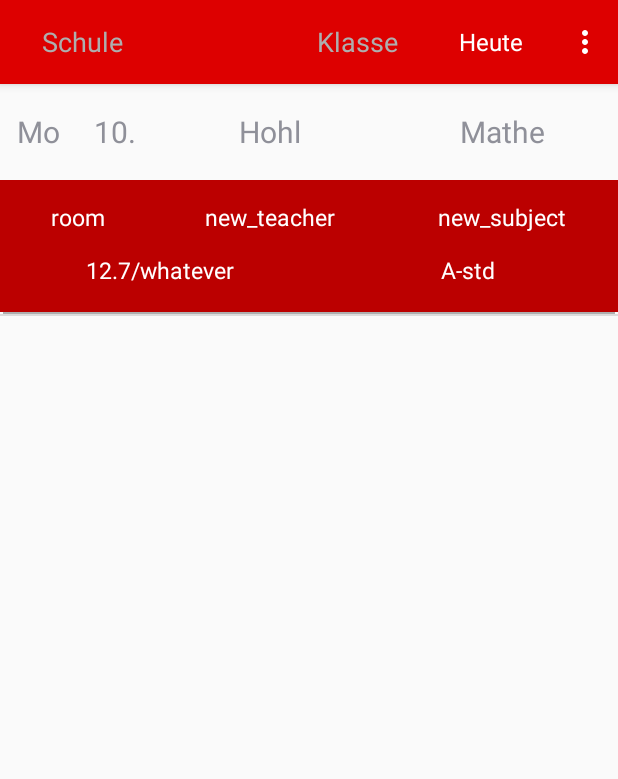
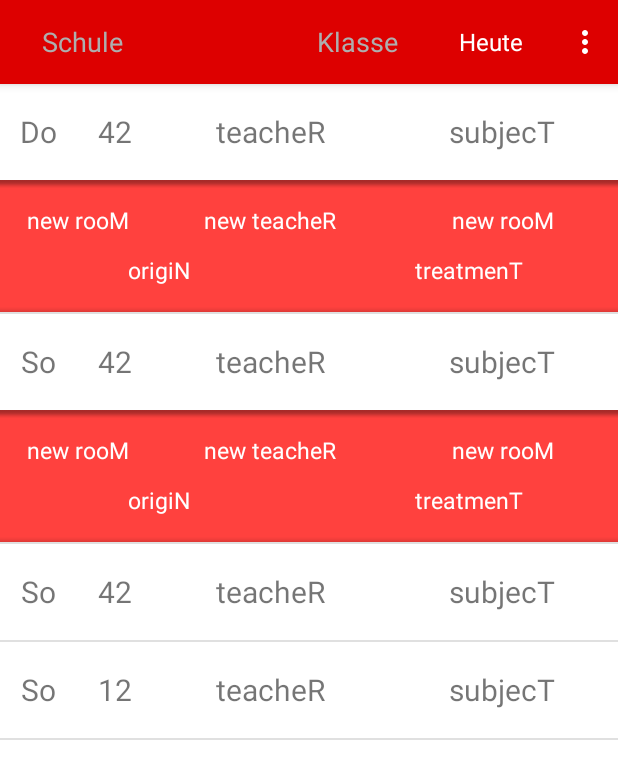
Before and after one commit to JBatzill/STPlan, an Android app: the screen it shows after launch (Main_Activity), in the options menu, after a tap on "EINSTELLUNGEN", on a phone screen of 412 x 824 dp. Shown: the top 779 px of the screen. Run offline under Robolectric (Android 15) with nearby library versions, the phone set to English and light mode, and no system bars.

Commit message:
finished adapter and open/close mechanism of schedule entries

```diff
--- a/client/android_app/Vertretungsplan/app/src/main/java/net/batzill/vertretungsplan/Main_Activity.java
+++ b/client/android_app/Vertretungsplan/app/src/main/java/net/batzill/vertretungsplan/Main_Activity.java
@@ -9,6 +9,7 @@ import android.view.Menu;
 import android.view.MenuItem;
 import android.view.MotionEvent;
 import android.view.View;
+import android.view.inputmethod.InputMethodManager;
 import android.widget.AdapterView;
 import android.widget.ArrayAdapter;
 import android.widget.AutoCompleteTextView;
@@ -28,10 +29,16 @@ public class Main_Activity extends Activity {
 
     private final int sdkVersion = Build.VERSION.SDK_INT;
 
-    private LinearLayout.LayoutParams paramExpanded = new LinearLayout.LayoutParams(0, LinearLayout.LayoutParams.MATCH_PARENT, 10f);
-    private LinearLayout.LayoutParams paramCollapsed_1 = new LinearLayout.LayoutParams(0, LinearLayout.LayoutParams.MATCH_PARENT, 1f);
-    private LinearLayout.LayoutParams paramCollapsed_2 = new LinearLayout.LayoutParams(0, LinearLayout.LayoutParams.MATCH_PARENT, 2f);
 
+    private LinearLayout.LayoutParams paramCollapsed_invis = new LinearLayout.LayoutParams(0, LinearLayout.LayoutParams.MATCH_PARENT, 0f);
+    private LinearLayout.LayoutParams paramCollapsed_small = new LinearLayout.LayoutParams(0, LinearLayout.LayoutParams.MATCH_PARENT, 1f);
+    private LinearLayout.LayoutParams paramCollapsed_big = new LinearLayout.LayoutParams(0, LinearLayout.LayoutParams.MATCH_PARENT, 2f);
+
+    private View focus_taker;
+    private LinearLayout actionBarLayout;
+    private AutoCompleteTextView txt_school;
+    private EditText txt_class;
+    private Spinner sp_day;
 
     @Override
     protected void onCreate(Bundle savedInstanceState) {
@@ -41,7 +48,7 @@ public class Main_Activity extends Activity {
         ActionBar actionBar = getActionBar();
         actionBar.setDisplayOptions(ActionBar.DISPLAY_SHOW_CUSTOM);
 
-        LinearLayout actionBarLayout = (LinearLayout)getLayoutInflater().inflate(R.layout.actionbar_layout, null);
+        actionBarLayout = (LinearLayout)getLayoutInflater().inflate(R.layout.actionbar_layout, null);
         ActionBar.LayoutParams params = new ActionBar.LayoutParams(
                 ActionBar.LayoutParams.MATCH_PARENT,
                 ActionBar.LayoutParams.MATCH_PARENT,
@@ -50,33 +57,38 @@ public class Main_Activity extends Activity {
         actionBar.setCustomView(actionBarLayout, params);
         actionBar.setDisplayHomeAsUpEnabled(false);
 
+        focus_taker = (View)this.findViewById(R.id.main_focus_taker);
+
+
         this.setListener();
     }
 
     private void setListener() {
-        final LinearLayout invis = (LinearLayout)this.findViewById(R.id.invisible);
 
-        final EditText txt_class = (EditText)this.findViewById(R.id.txt_class);
+        focus_taker.setOnFocusChangeListener(new View.OnFocusChangeListener() {
+            @Override
+            public void onFocusChange(View v, boolean hasFocus) {
+                if(hasFocus) {
+                    resetActionBar();
+                    hideKeyboard();
+                    v.setVisibility(View.GONE);
+                }
+            }
+        });
+
+        txt_class = (EditText)this.findViewById(R.id.txt_class);
         txt_class.setOnFocusChangeListener(new View.OnFocusChangeListener() {
             @Override
             public void onFocusChange(View v, boolean hasFocus) {
                 if (hasFocus) {
-                    txt_class.setLayoutParams(paramExpanded);
-                    if (sdkVersion >= Build.VERSION_CODES.LOLLIPOP) {
-                        txt_class.setTranslationZ(20);
-                    }
-                } else {
-                    txt_class.setLayoutParams(paramCollapsed_1);
-                    if (sdkVersion >= Build.VERSION_CODES.LOLLIPOP) {
-                        txt_class.setTranslationZ(0);
-                    }
+                    focusTextBox(v);
                 }
             }
         });
 
         //----------------------------------------------------------------------------------------------------
 
-        final AutoCompleteTextView txt_school = (AutoCompleteTextView)this.findViewById(R.id.txt_school);
+        txt_school = (AutoCompleteTextView)this.findViewById(R.id.txt_school);
 
         String[] countries = {"abcd", "efg", "ironman", "whatever", "superman"};
         ArrayAdapter<String> adapter_school = new ArrayAdapter<String>(this, R.layout.acomplete_drop_item_normal,countries);
@@ -86,31 +98,23 @@ public class Main_Activity extends Activity {
             @Override
             public void onFocusChange(View v, boolean hasFocus) {
                 if (hasFocus) {
-                    txt_school.setLayoutParams(paramExpanded);
-                    if (sdkVersion >= Build.VERSION_CODES.LOLLIPOP) {
-                        txt_school.setTranslationZ(20);
-                    }
-                } else {
-                    txt_school.setLayoutParams(paramCollapsed_2);
-                    if (sdkVersion >= Build.VERSION_CODES.LOLLIPOP) {
-                        txt_school.setTranslationZ(0);
-                    }
+                    focusTextBox(v);
                 }
             }
         });
 
         //----------------------------------------------------------------------------------------------------
-        final Spinner sp_day = (Spinner)this.findViewById(R.id.sp_day);
+        sp_day = (Spinner)this.findViewById(R.id.sp_day);
 
         ArrayAdapter<CharSequence> adapter_day = ArrayAdapter.createFromResource(this,
-                R.array.days_array, R.layout.spinner_item_normal);
+                R.array.date_search_array, R.layout.spinner_item_normal);
         adapter_day.setDropDownViewResource(R.layout.spinner_drop_item_normal);
         sp_day.setAdapter(adapter_day);
 
         sp_day.setOnTouchListener(new View.OnTouchListener() {
             @Override
             public boolean onTouch(View v, MotionEvent event) {
-                invis.requestFocus();
+                unfocusTextBoxes();
                 return false;
             }
         });
@@ -127,10 +131,84 @@ public class Main_Activity extends Activity {
 
         //------------------------------------------------------------------------------------------
         final ListView lv_schedule = (ListView)this.findViewById(R.id.lv_schedule);
-        ScheduleEntry data[] = new ScheduleEntry[]{ new ScheduleEntry("wg", new Date(100000), "11d", (short)42, "awef", "awef", "awef", "awef", "awef", "awef", "awef", "awef") };
-        ScheduleAdapter adapter_schedule = new ScheduleAdapter(getBaseContext(), data);
+        ScheduleEntry data[] = new ScheduleEntry[]{ new ScheduleEntry("wg", new Date(100000), "11d", (short)42, "subjecT", "teacheR", "new subjecT", "new teacheR", "new rooM", "origiN", "treatmenT", "reasoN"),
+                new ScheduleEntry("wg", new Date(System.currentTimeMillis()), "9e", (short)42, "subjecT", "teacheR", "new subjecT", "new teacheR", "new rooM", "origiN", "treatmenT", "reasoN"),
+                new ScheduleEntry("wg", new Date(System.currentTimeMillis()), "5a", (short)42, "subjecT", "teacheR", "new subjecT", "new teacheR", "new rooM", "origiN", "treatmenT", "reasoN"),
+                new ScheduleEntry("wg", new Date(System.currentTimeMillis()), "6a", (short)12, "subjecT", "teacheR", "new subjecT", "new teacheR", "new rooM", "origiN", "treatmenT", "reasoN")};
+        ScheduleAdapter adapter_schedule = new ScheduleAdapter(this, data);
         lv_schedule.setAdapter(adapter_schedule);
+
+        lv_schedule.setOnItemClickListener(new AdapterView.OnItemClickListener() {
+            @Override
+            public void onItemClick(AdapterView<?> parent, View view, int position, long id) {
+                LinearLayout vi = (LinearLayout)view.findViewById(R.id.schedule_row_extra);
+
+                if(vi.getVisibility() == View.VISIBLE) {
+                    vi.setVisibility(View.GONE);
+/*                    if (sdkVersion >= Build.VERSION_CODES.LOLLIPOP) {
+                        vi.setTranslationZ(-30);
+                    }*/
+                } else {
+                    vi.setVisibility(View.VISIBLE);
+//                    if (sdkVersion >= Build.VERSION_CODES.LOLLIPOP) {
+//                        vi.setTranslationZ(0);
+//                    }
+                }
+            }
+        });
     }
+
+    private void unfocusTextBoxes() {
+        focus_taker.requestFocus();
+    }
+
+    private void hideKeyboard() {
+        //hide keyboard
+        View view = this.getCurrentFocus();
+        if (view != null) {
+            InputMethodManager imm = (InputMethodManager)getSystemService(
+                    this.INPUT_METHOD_SERVICE);
+            imm.hideSoftInputFromWindow(view.getWindowToken(), 0);
+        }
+    }
+
+    private void resetActionBar() {
+        actionBarLayout.setPadding(0,0,0,0);
+
+        this.txt_school.setLayoutParams(paramCollapsed_big);
+        this.txt_class.setLayoutParams(paramCollapsed_small);
+        this.sp_day.setLayoutParams(paramCollapsed_small);
+
+       if (sdkVersion >= Build.VERSION_CODES.LOLLIPOP) {
+            this.txt_school.setTranslationZ(0);
+            this.txt_class.setTranslationZ(0);
+            this.sp_day.setTranslationZ(0);
+        }
+    }
+
+    private void focusTextBox(View view) {
+        this.resetActionBar();
+
+        int pt = this.pt_to_px(6);
+        actionBarLayout.setPadding(pt, pt, pt, pt);
+
+        this.txt_school.setLayoutParams(paramCollapsed_invis);
+        this.txt_class.setLayoutParams(paramCollapsed_invis);
+        this.sp_day.setLayoutParams(paramCollapsed_invis);
+
+        view.setLayoutParams(paramCollapsed_big);
+        if (sdkVersion >= Build.VERSION_CODES.LOLLIPOP) {
+            view.setTranslationZ(this.pt_to_px(5));
+        }
+
+        focus_taker.setVisibility(View.VISIBLE);
+    }
+
+    public int pt_to_px(float dp) {
+        float scale = getResources().getDisplayMetrics().density;
+        return (int) (dp*scale + 0.5f);
+    }
+
 
 
     @Override
--- a/client/android_app/Vertretungsplan/app/src/main/java/net/batzill/vertretungsplan/adapter/ScheduleAdapter.java
+++ b/client/android_app/Vertretungsplan/app/src/main/java/net/batzill/vertretungsplan/adapter/ScheduleAdapter.java
@@ -5,34 +5,42 @@ import android.view.LayoutInflater;
 import android.view.View;
 import android.view.ViewGroup;
 import android.widget.BaseAdapter;
+import android.widget.TextView;
 
 import net.batzill.vertretungsplan.R;
 import net.batzill.vertretungsplan.container.ScheduleEntry;
+
+import java.util.Date;
 
 /**
  * Created by Johannes on 05.07.2015.
  */
 public class ScheduleAdapter extends BaseAdapter {
 
+    public static String CONVERT_DATE(Context context, Date date) {
+        return context.getResources().getStringArray(R.array.day_shortcuts_array)[date.getDay()];
+    }
+
+
     Context context;
     ScheduleEntry[] data;
     private static LayoutInflater inflater = null;
 
     public ScheduleAdapter(Context context, ScheduleEntry[] data) {
+        this.data = data;
         this.context = context;
-        this.data = data;
         inflater = (LayoutInflater) context
                 .getSystemService(Context.LAYOUT_INFLATER_SERVICE);
     }
 
     @Override
     public int getCount() {
-        return data.length;
+        return this.data.length;
     }
 
     @Override
-    public Object getItem(int position) {
-        return data[position];
+    public ScheduleEntry getItem(int position) {
+        return this.data[position];
     }
 
     @Override
@@ -46,6 +54,35 @@ public class ScheduleAdapter extends BaseAdapter {
         if (vi == null)
             vi = inflater.inflate(R.layout.schedule_row, null);
 
+        ScheduleEntry entry = this.getItem(position);
+
+        final TextView lbl_day = (TextView)vi.findViewById(R.id.lbl_day);
+        lbl_day.setText(CONVERT_DATE(this.context, entry.get_date()));
+
+        final TextView lbl_hour = (TextView)vi.findViewById(R.id.lbl_hour);
+        lbl_hour.setText(String.valueOf(entry.get_time()));
+
+        final TextView lbl_teacher = (TextView)vi.findViewById(R.id.lbl_teacher);
+        lbl_teacher.setText(entry.get_teacher());
+
+        final TextView lbl_subject = (TextView)vi.findViewById(R.id.lbl_subject);
+        lbl_subject.setText(entry.get_subject());
+
+        final TextView lbl_new_subject = (TextView)vi.findViewById(R.id.lbl_new_subject);
+        lbl_new_subject.setText(entry.get_new_room());
+
+        final TextView lbl_new_room = (TextView)vi.findViewById(R.id.lbl_new_room);
+        lbl_new_room.setText(entry.get_new_room());
+
+        final TextView lbl_new_teacher = (TextView)vi.findViewById(R.id.lbl_new_teacher);
+        lbl_new_teacher.setText(entry.get_new_teacher());
+
+        final TextView lbl_origin = (TextView)vi.findViewById(R.id.lbl_origin);
+        lbl_origin.setText(entry.get_origin());
+
+        final TextView lbl_treatment = (TextView)vi.findViewById(R.id.lbl_treatment);
+        lbl_treatment.setText(entry.get_treatment());
+
 
         return vi;
     }
--- /dev/null
+++ b/client/android_app/Vertretungsplan/app/src/main/res/drawable/shadow_top.xml
@@ -0,0 +1,6 @@
+<?xml version="1.0" encoding="utf-8"?>
+
+<bitmap
+    xmlns:android="http://schemas.android.com/apk/res/android"
+    android:src="@drawable/shadow_top_img"
+    android:tileModeX="mirror" />
--- a/client/android_app/Vertretungsplan/app/src/main/res/layout/actionbar_layout.xml
+++ b/client/android_app/Vertretungsplan/app/src/main/res/layout/actionbar_layout.xml
@@ -3,13 +3,7 @@
 <LinearLayout xmlns:android="http://schemas.android.com/apk/res/android"
     android:layout_width="match_parent"
     android:layout_height="match_parent"
-    android:orientation="horizontal">
-
-    <LinearLayout
-        android:orientation="horizontal"
-        android:id="@+id/invisible"
-        android:focusable="true" android:focusableInTouchMode="true"
-        android:layout_width="0px" android:layout_height="0px"/>
+    android:orientation="horizontal" android:clipToPadding="false">
 
     <AutoCompleteTextView android:paddingLeft="12dp" android:paddingRight="6dp" android:singleLine="true" android:id="@+id/txt_school"  android:hint="@string/hint_school"
         android:textColorHint="@color/LightGray" android:background="@drawable/primary_color_animation"
--- a/client/android_app/Vertretungsplan/app/src/main/res/layout/activity_main_.xml
+++ b/client/android_app/Vertretungsplan/app/src/main/res/layout/activity_main_.xml
@@ -2,18 +2,22 @@
     xmlns:tools="http://schemas.android.com/tools"
     android:layout_width="match_parent"
     android:layout_height="match_parent"
-    tools:context=".Main_Activity"
-    android:clickable="true"
-    android:focusable="true"
-    android:focusableInTouchMode="true">
+    tools:context=".Main_Activity">
+
+    <View android:id="@+id/main_focus_taker"
+        android:elevation="50dp"
+        android:visibility="gone"
+        android:layout_width="fill_parent" android:layout_height="fill_parent"
+        android:layout_margin="0dp"
+        android:clickable="true"
+        android:focusable="true"
+        android:focusableInTouchMode="true" />
 
     <ListView
+        android:background="@android:color/white"
         android:id="@+id/lv_schedule"
         android:layout_width="match_parent"
-        android:layout_height="match_parent"
-        android:clickable="true"
-        android:focusable="true"
-        android:focusableInTouchMode="true">
+        android:layout_height="match_parent">
 
     </ListView>
 
--- a/client/android_app/Vertretungsplan/app/src/main/res/layout/schedule_row.xml
+++ b/client/android_app/Vertretungsplan/app/src/main/res/layout/schedule_row.xml
@@ -41,15 +41,19 @@
     </LinearLayout>
 
     <LinearLayout
-        android:visibility="visible"
+        android:id="@+id/schedule_row_extra"
+        android:visibility="gone"
         android:layout_width="match_parent"
         android:layout_height="88dp"
         android:orientation="vertical"
-        android:paddingTop="12dp"
-        android:paddingBottom="12dp"
-        android:background="@color/ColorPrimaryDark">
+        android:background="@color/ColorPrimaryBright">
 
-            <LinearLayout
+        <View
+            android:visibility="visible" android:layout_height="6dp"
+            android:layout_width="fill_parent" android:background="@drawable/shadow_bottom_img"
+            android:layout_marginBottom="4pt" />
+
+        <LinearLayout
                 android:layout_width="match_parent"
                 android:layout_height="0dp"
                 android:layout_weight="1"
@@ -113,9 +117,10 @@
                         android:layout_weight="1"/>
             </LinearLayout>
 
+        <View
+            android:layout_marginTop="4pt"
+            android:visibility="visible" android:layout_height="4dp"
+            android:layout_width="fill_parent" android:background="@drawable/shadow_top" />
 
     </LinearLayout>
-
-    <View android:layout_height="1dp" android:layout_marginLeft="2dp" android:layout_marginRight="2dp" android:layout_width="fill_parent" android:background="@color/LightGray" />
-
 </LinearLayout>
--- a/client/android_app/Vertretungsplan/app/src/main/res/values-v21/styles.xml
+++ b/client/android_app/Vertretungsplan/app/src/main/res/values-v21/styles.xml
@@ -12,6 +12,5 @@
     </style>
 
     <style name="ScheduleItem_Main">
-        <item name="android:elevation">10dp</item>
     </style>
 </resources>
--- a/client/android_app/Vertretungsplan/app/src/main/res/values/colors.xml
+++ b/client/android_app/Vertretungsplan/app/src/main/res/values/colors.xml
@@ -1,10 +1,13 @@
 <?xml version="1.0" encoding="utf-8"?>
 <resources>
 
+    <color name="ColorPrimaryBright">#ffff413e</color>
     <color name="ColorPrimary">#dd0000</color>
     <color name="ColorPrimaryDark">#bb0000</color>
     <color name="TextColorPrimary">#ffffff</color>
 
     <color name="LightGray">#ffaeaeae</color>
+    <color name="MidGray">#ff525252</color>
+    <color name="DarkShadow">#444444</color>
 
 </resources>
--- a/client/android_app/Vertretungsplan/app/src/main/res/values/strings.xml
+++ b/client/android_app/Vertretungsplan/app/src/main/res/values/strings.xml
@@ -6,10 +6,20 @@
     <string name="hint_class">Klasse</string>
     <string name="hint_school">Schule</string>
 
-    <string-array name="days_array">
+    <string-array name="date_search_array">
         <item>Heute</item>
         <item>Morgen</item>
         <item>Alles</item>
     </string-array>
 
+    <string-array name="day_shortcuts_array">
+        <item>So</item>
+        <item>Mo</item>
+        <item>Di</item>
+        <item>Mi</item>
+        <item>Do</item>
+        <item>Fr</item>
+        <item>Sa</item>
+    </string-array>
+
 </resources>
```
Also changed, not shown: client/android_app/Vertretungsplan/app/src/main/res/drawable/shadow_bottom.xml (added, +7 -0 lines), client/android_app/Vertretungsplan/app/src/main/res/drawable/shadow_bottom_img.png (added), client/android_app/Vertretungsplan/app/src/main/res/drawable/shadow_top_img.png (added).
